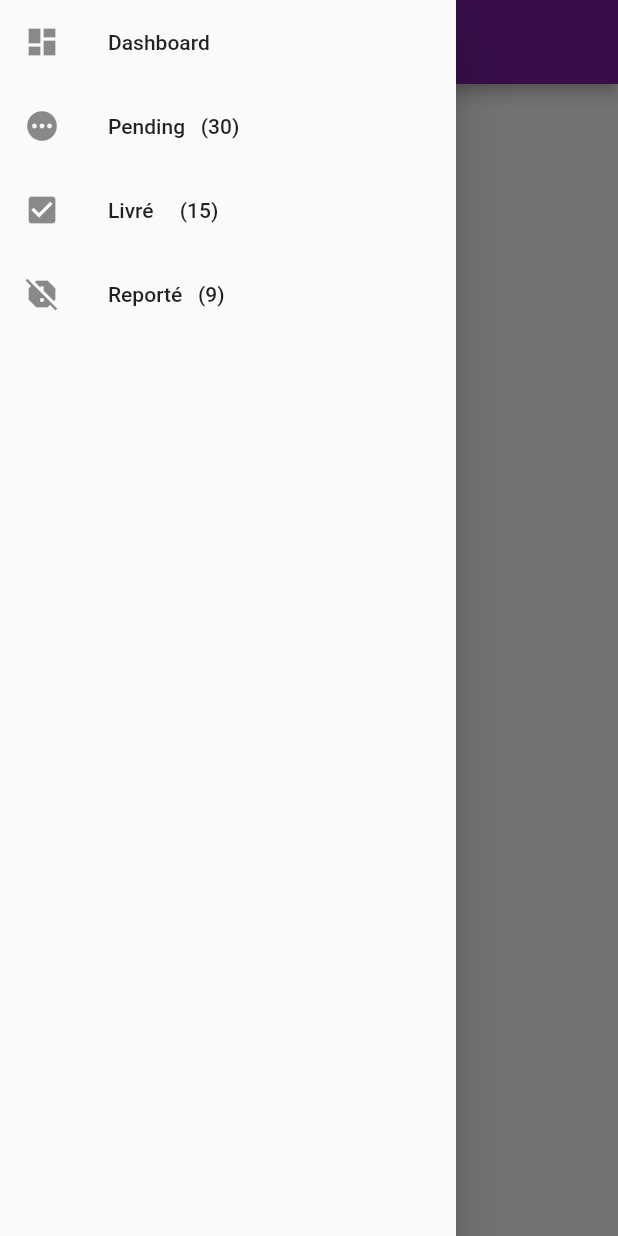
After one commit to khalilsam/delevery_app, a Flutter app: the HomePage screen opened directly, with the side drawer open, on a phone screen of 412 x 824 dp. The commit adds this screen. Run offline on Flutter 3.47's test engine with Material 2 defaults, Android fonts, the phone set to English and light mode, and no system bars; our stand-ins replace email_validator.

Commit message:
add home page

```diff
--- /dev/null
+++ b/lib/home.dart
@@ -0,0 +1,56 @@
+import 'package:flutter/cupertino.dart';
+import 'package:flutter/material.dart';
+
+class HomePage extends StatelessWidget {
+  const HomePage({Key? key}) : super(key: key);
+
+  @override
+  Widget build(BuildContext context) => Scaffold(
+        appBar: AppBar(
+          title: const Text('Home'),
+          backgroundColor: Colors.purple.shade700,
+        ),
+        drawer: const NavigationDrawer(),
+      );
+}
+
+class NavigationDrawer extends StatelessWidget {
+  const NavigationDrawer({Key? key}) : super(key: key);
+
+  @override
+  Widget build(BuildContext context) => Drawer(
+        child: SingleChildScrollView(
+          child: Column(
+            crossAxisAlignment: CrossAxisAlignment.stretch,
+            children: <Widget>[buildHeader(context), buildMenuItems(context)],
+          ),
+        ),
+      );
+
+  buildHeader(BuildContext context) => Container(
+    padding: EdgeInsets.only(
+      top: MediaQuery.of(context).padding.top,
+    ),
+  );
+
+  buildMenuItems(BuildContext context) => Column(
+    children: [
+      ListTile(
+        leading: const Icon(Icons.dashboard),
+        title: const Text('Dashboard'),
+      ),
+      ListTile(
+        leading: const Icon(Icons.pending),
+        title: const Text('Pending   (30)'),
+      ),
+      ListTile(
+        leading: const Icon(Icons.check_box),
+        title: const Text('Livré     (15)'),
+      ),
+      ListTile(
+        leading: const Icon(Icons.report_off),
+        title: const Text('Reporté   (9)'),
+      ),
+    ],
+  );
+}
--- a/lib/main.dart
+++ b/lib/login.dart
@@ -1,3 +1,4 @@
+import 'package:delevery_app/home.dart';
 import 'package:flutter/material.dart';
 import 'package:email_validator/email_validator.dart';
 
@@ -103,6 +104,10 @@ class _MyLoginPageState extends State<MyLoginPage> {
                         ScaffoldMessenger.of(context).showSnackBar(
                           const SnackBar(content: Text('Processing Data')),
                         );
+                        Navigator.push(
+                          context,
+                          MaterialPageRoute(builder: (context) => const HomePage()),
+                        );
                       }
                     },
                   ),
```
Also changed, not shown: 1 other file.
